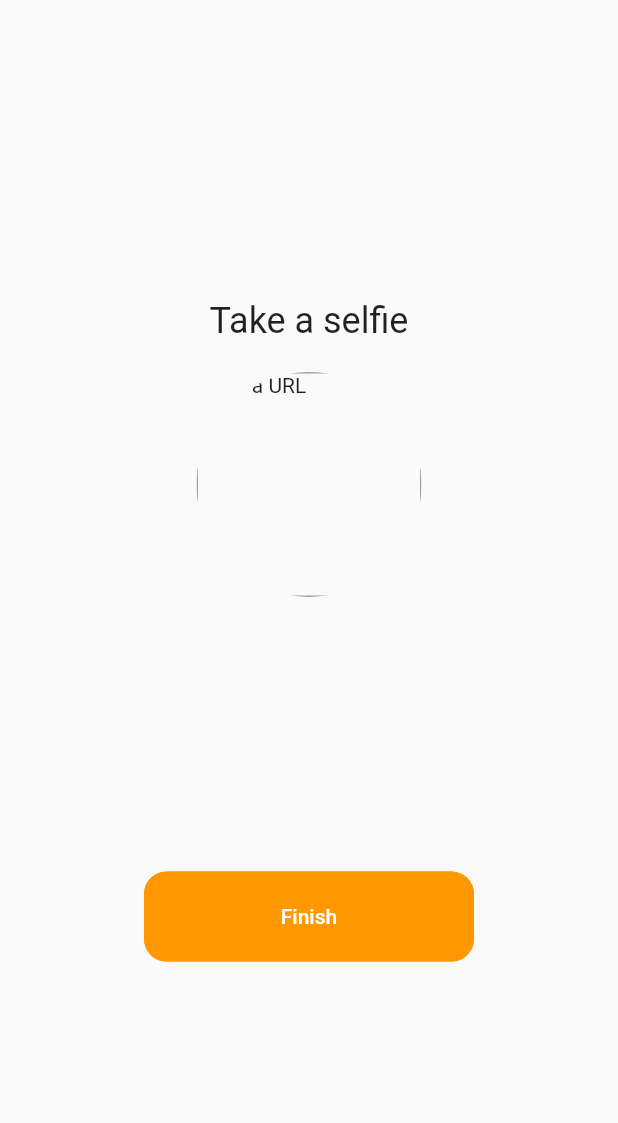
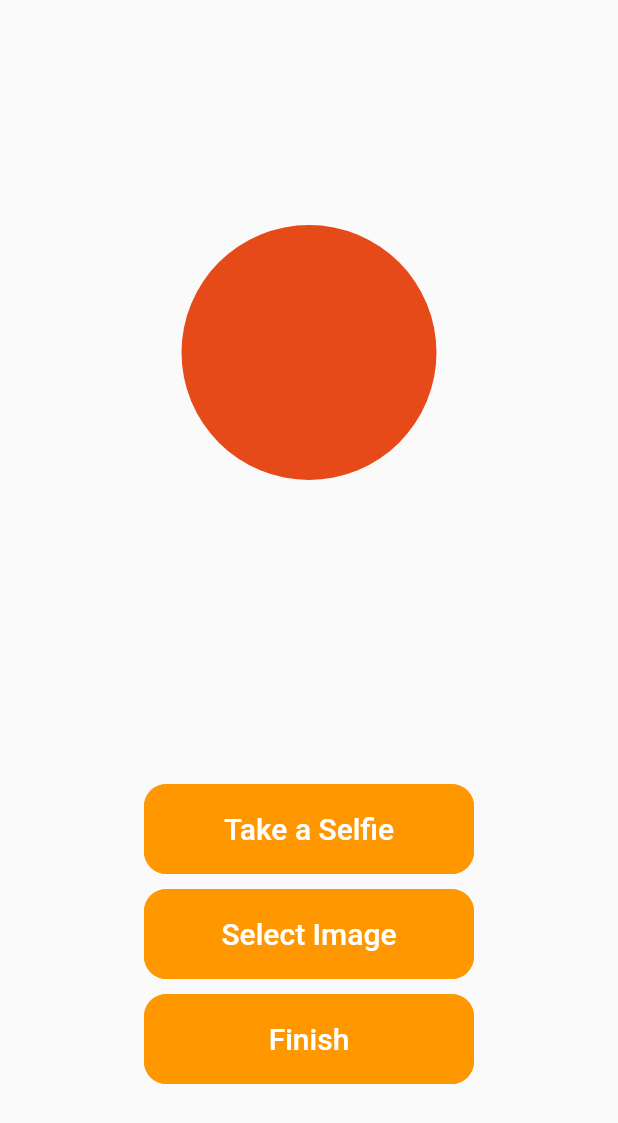
Before and after one commit to dexterjay26/Iterum, a Flutter app: the TakeSelfie screen opened directly with empty values, after a tap on "Finish", on a phone screen of 412 x 824 dp. Shown: the top 1123 px of the screen. Run offline on Flutter 3.47's test engine with Material 2 defaults, Android fonts, the phone set to English and light mode, and no system bars; our stand-ins replace carousel_slider, cloud_firestore, firebase_auth, firebase_core, firebase_messaging, font_awesome_flutter and 4 more; accounts and stored records are empty.

Commit message:
signup cleanup

```diff
--- a/lib/screens/take_selfie_screen.dart
+++ b/lib/screens/take_selfie_screen.dart
@@ -1,3 +1,4 @@
+import 'package:FastAid/widgets/custom_button.dart';
 import 'package:flutter/material.dart';
 import 'package:provider/provider.dart';
 
@@ -30,66 +31,59 @@ class TakeSelfie extends StatefulWidget {
 class _TakeSelfieState extends State<TakeSelfie> {
   @override
   Widget build(BuildContext context) {
+    void _signUp() {
+      Provider.of<GoogleSignInProvider>(context, listen: false).createUser(
+        id: widget.id,
+        name: widget.name,
+        email: widget.email,
+        birthDate: widget.birthDate,
+        address: widget.address,
+        number: widget.number,
+        imgUrl: widget.imgUrl,
+      );
+      Navigator.of(context)
+          .push(MaterialPageRoute(builder: (ctx) => HomeScreen()));
+    }
+
     return Scaffold(
       body: Center(
         child: Container(
-          margin: EdgeInsets.only(top: 200),
+          margin: EdgeInsets.only(top: 150),
           child: Column(
             children: [
-              Text(
-                'Take a selfie',
-                style: TextStyle(fontSize: 24),
-              ),
-              SizedBox(height: 20),
-              ClipOval(
-                child: Container(
-                  height: 150,
-                  width: 150,
-                  //margin: EdgeInsets.only(top: 8, right: 10),
-                  decoration: BoxDecoration(
-                    border: Border.all(width: 1, color: Colors.grey),
-                  ),
-                  child: widget.imgUrl.isEmpty
-                      ? Text("Enter a URL")
-                      : FittedBox(
-                          child: Image.network(
-                            widget.imgUrl,
-                            fit: BoxFit.cover,
-                          ),
-                        ),
-                ),
+              CircleAvatar(
+                radius: 85,
+                backgroundImage: widget.imgUrl.isEmpty
+                    ? null
+                    : NetworkImage(
+                        widget.imgUrl,
+                      ),
               ),
               Spacer(),
-              Container(
+              Spacer(),
+              CustomButton(
+                function: _signUp,
+                text: "Take a Selfie",
                 height: 60,
                 width: 220,
-                child: FlatButton(
-                  shape: RoundedRectangleBorder(
-                    borderRadius: BorderRadius.circular(15.0),
-                    side: BorderSide(
-                      color: Colors.orange,
-                    ),
-                  ),
-                  color: Colors.orange,
-                  onPressed: () {
-                    Provider.of<GoogleSignInProvider>(context, listen: false)
-                        .createUser(
-                      id: widget.id,
-                      name: widget.name,
-                      email: widget.email,
-                      birthDate: widget.birthDate,
-                      address: widget.address,
-                      number: widget.number,
-                      imgUrl: widget.imgUrl,
-                    );
-                    Navigator.of(context).push(
-                        MaterialPageRoute(builder: (ctx) => HomeScreen()));
-                  },
-                  child: Text(
-                    'Finish',
-                    style: TextStyle(color: Colors.white),
-                  ),
-                ),
+              ),
+              SizedBox(
+                height: 10,
+              ),
+              CustomButton(
+                function: _signUp,
+                text: "Select Image",
+                height: 60,
+                width: 220,
+              ),
+              SizedBox(
+                height: 10,
+              ),
+              CustomButton(
+                function: _signUp,
+                text: "Finish",
+                height: 60,
+                width: 220,
               ),
               Spacer(),
             ],
--- a/lib/screens/user_info_screen.dart
+++ b/lib/screens/user_info_screen.dart
@@ -35,15 +35,10 @@ class UserInfoScreen extends StatelessWidget {
               ),
               Positioned(
                 top: 110,
-                child: ClipOval(
-                  //borderRadius: BorderRadius.all(Radius.circular(50.0)),
-                  child: Container(
-                    child: Image.network(
-                      userCredentials.user.photoURL,
-                      fit: BoxFit.cover,
-                    ),
-                    width: 140,
-                    height: 140,
+                child: CircleAvatar(
+                  radius: 70,
+                  backgroundImage: NetworkImage(
+                    userCredentials.user.photoURL,
                   ),
                 ),
               ),
--- /dev/null
+++ b/lib/widgets/custom_button.dart
@@ -0,0 +1,35 @@
+import 'package:flutter/material.dart';
+import 'package:provider/provider.dart';
+import '../providers/google_sign_in.dart';
+
+class CustomButton extends StatelessWidget {
+
+  Function function;
+  double height = 60;
+  double width = 220;
+  final String text;
+
+  CustomButton({this.function, this.height, this.width, this.text});
+
+  @override
+  Widget build(BuildContext context) {
+    return Container(
+      height: height,
+      width: width,
+      child: FlatButton(
+        shape: RoundedRectangleBorder(
+          borderRadius: BorderRadius.circular(15.0),
+          side: BorderSide(
+            color: Colors.orange,
+          ),
+        ),
+        color: Colors.orange,
+        onPressed: function,
+        child: Text(
+          text,
+          style: TextStyle(color: Colors.white, fontSize: 20),
+        ),
+      ),
+    );
+  }
+}
```
Also changed, not shown: lib/api/messaging.dart (+2 -2 lines), 1 other file.
